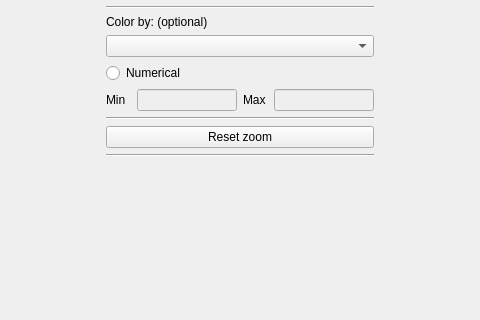
Old version of the form Qchart_dialog.ui in the repository WilsonImmunologyLab/VGenes; both pictures show x 301 to 781 and y 153 to 473 of the 1082 by 710 pixel window.
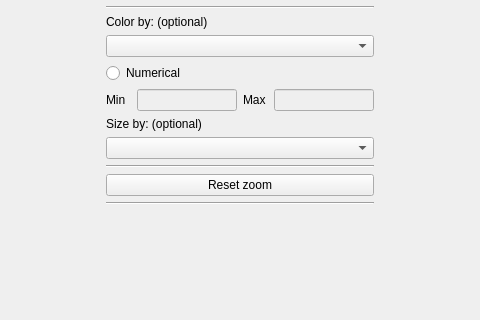
New version of the form.

Commit message: user set min and max for scatter plot

The edit to the form file:
```diff
--- a/Qchart_dialog.ui
+++ b/Qchart_dialog.ui
@@ -196,6 +196,29 @@
        </item>
       </layout>
      </item>
+     <item>
+      <widget class="QLabel" name="label_6">
+       <property name="maximumSize">
+        <size>
+         <width>280</width>
+         <height>16777215</height>
+        </size>
+       </property>
+       <property name="text">
+        <string>Size by: (optional)</string>
+       </property>
+      </widget>
+     </item>
+     <item>
+      <widget class="QComboBox" name="comboBoxSize">
+       <property name="maximumSize">
+        <size>
+         <width>300</width>
+         <height>16777215</height>
+        </size>
+       </property>
+      </widget>
+     </item>
      <item>
       <widget class="Line" name="line_3">
        <property name="orientation">
```
Left out of the diff: 32 changed lines with no effect on the pictures. The commit also changes 2 other files.
